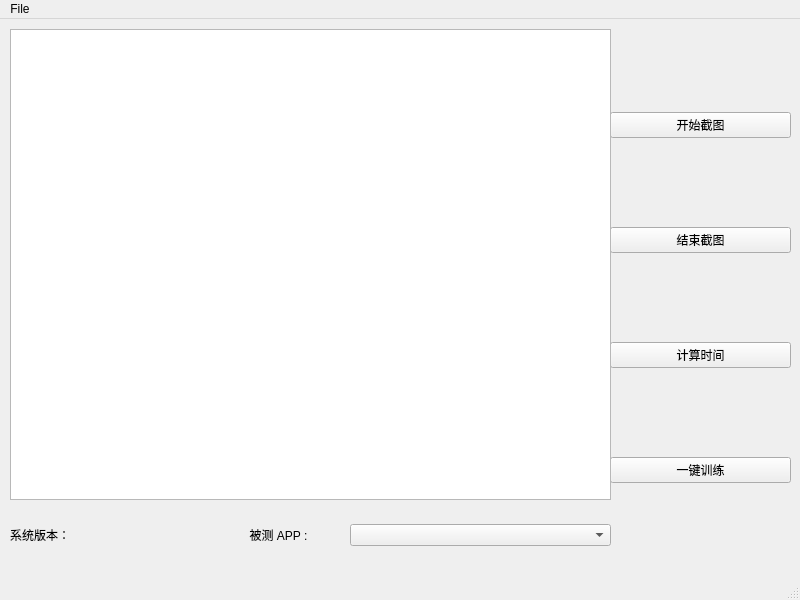
First picture: the form in qt_creator/iOSAppTime.ui, repository bug-hh/iOSAppTime, before the edit.
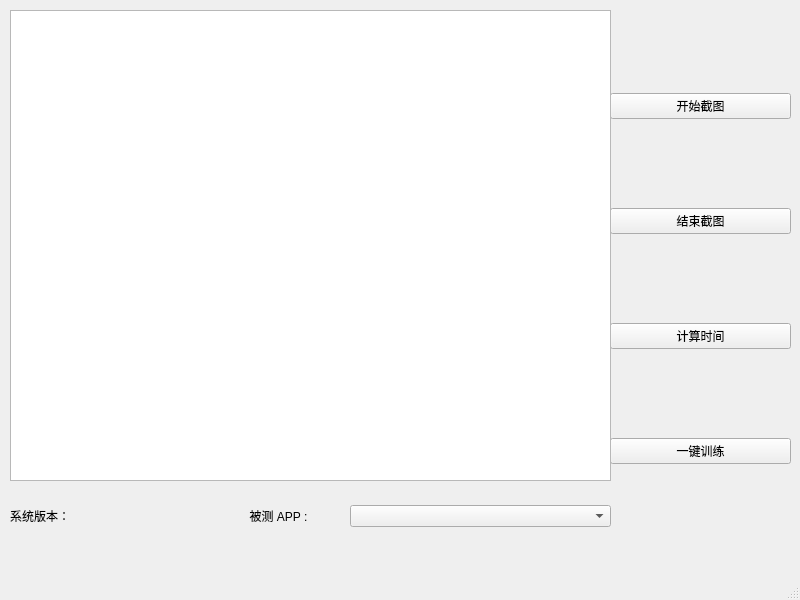
Second picture: the form after the edit.

What changed in the file:
```diff
--- a/qt_creator/iOSAppTime.ui
+++ b/qt_creator/iOSAppTime.ui
@@ -135,27 +135,6 @@
     </layout>
    </widget>
   </widget>
-  <widget class="QMenuBar" name="menubar">
-   <property name="geometry">
-    <rect>
-     <x>0</x>
-     <y>0</y>
-     <width>800</width>
-     <height>22</height>
-    </rect>
-   </property>
-   <widget class="QMenu" name="menu">
-    <property name="title">
-     <string>File</string>
-    </property>
-    <addaction name="actionSet_ipa_file_path"/>
-    <addaction name="separator"/>
-    <addaction name="actionAdd_model_file"/>
-    <addaction name="separator"/>
-    <addaction name="actionSet_training_pictures"/>
-   </widget>
-   <addaction name="menu"/>
-  </widget>
   <widget class="QStatusBar" name="statusbar"/>
   <action name="actionSet_ipa_file_path">
    <property name="text">
```
